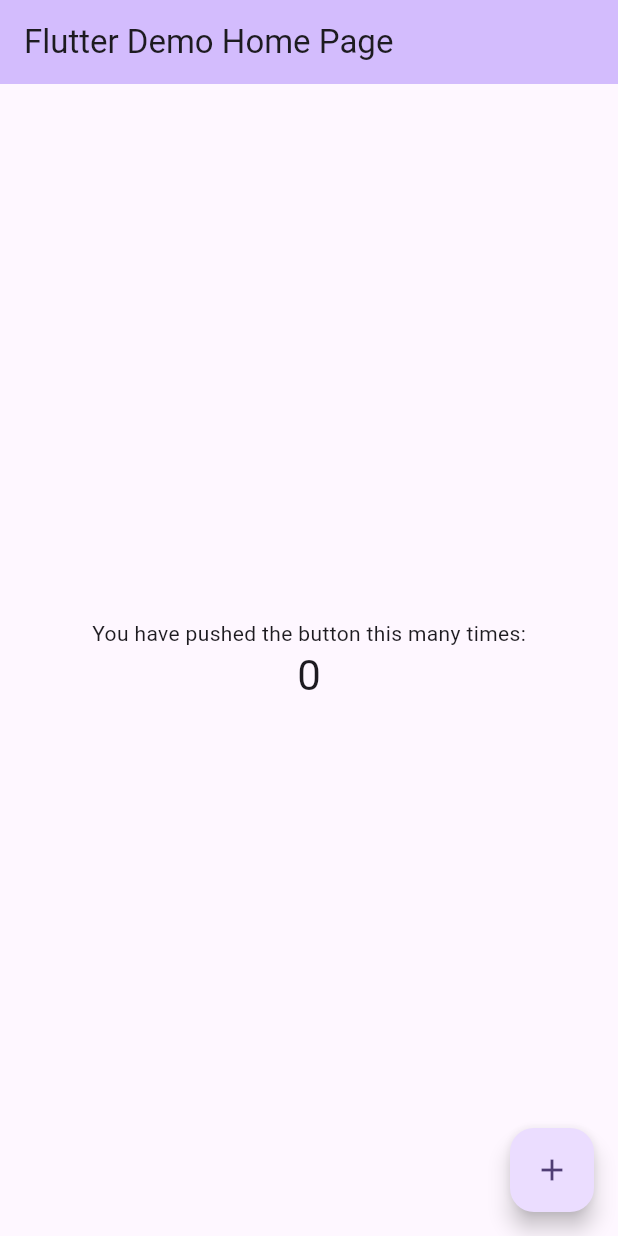
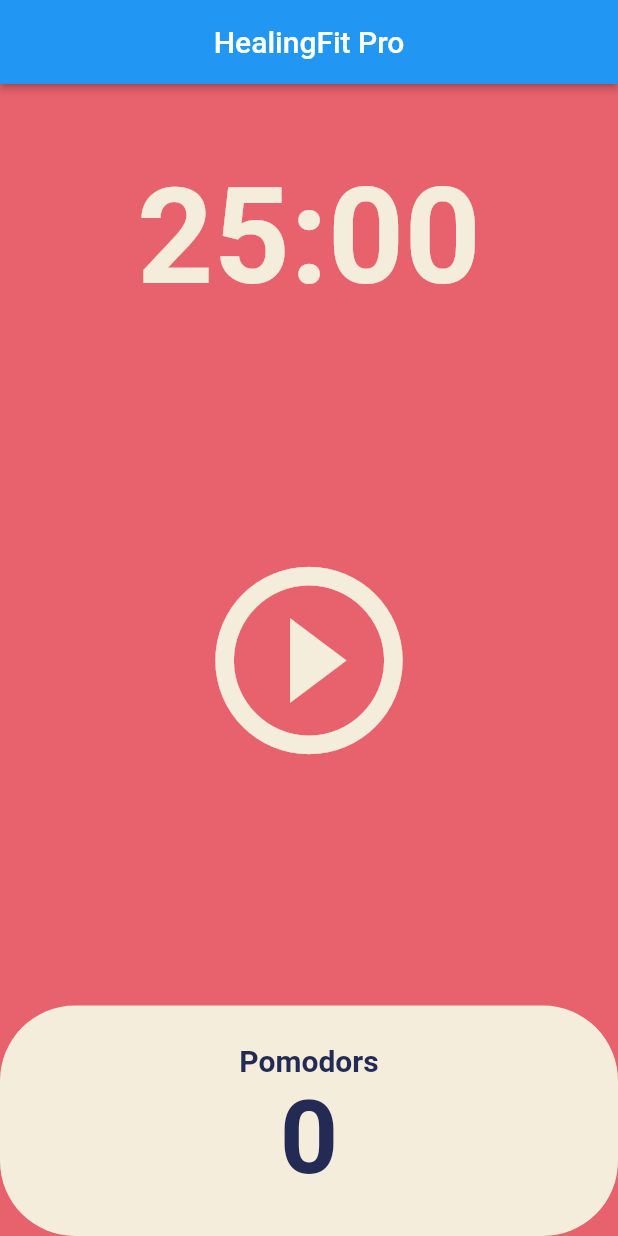
Before and after one commit to sjyunn/healingfitpro, a Flutter app: the screen it shows after launch, on a phone screen of 412 x 824 dp. Run offline on Flutter 3.47's test engine with Material 2 defaults, Android fonts, the phone set to English and light mode, and no system bars.

Commit message:
add move to other page

```diff
--- a/lib/main.dart
+++ b/lib/main.dart
@@ -1,125 +1,28 @@
 import 'package:flutter/material.dart';
+import 'package:hfitpro/screens/home_screen.dart';
 
 void main() {
-  runApp(const MyApp());
+  runApp(const App());
 }
 
-class MyApp extends StatelessWidget {
-  const MyApp({super.key});
+class App extends StatelessWidget {
+  const App({super.key});
 
-  // This widget is the root of your application.
   @override
   Widget build(BuildContext context) {
     return MaterialApp(
-      title: 'Flutter Demo',
       theme: ThemeData(
-        // This is the theme of your application.
-        //
-        // TRY THIS: Try running your application with "flutter run". You'll see
-        // the application has a blue toolbar. Then, without quitting the app,
-        // try changing the seedColor in the colorScheme below to Colors.green
-        // and then invoke "hot reload" (save your changes or press the "hot
-        // reload" button in a Flutter-supported IDE, or press "r" if you used
-        // the command line to start the app).
-        //
-        // Notice that the counter didn't reset back to zero; the application
-        // state is not lost during the reload. To reset the state, use hot
-        // restart instead.
-        //
-        // This works for code too, not just values: Most code changes can be
-        // tested with just a hot reload.
-        colorScheme: ColorScheme.fromSeed(seedColor: Colors.deepPurple),
-        useMaterial3: true,
+        colorScheme: ColorScheme.fromSwatch(
+          backgroundColor: const Color(0xFFE7626C),
+        ),
+        textTheme: const TextTheme(
+          displayLarge: TextStyle(
+            color: Color(0xFF232B55),
+          ),
+        ),
+        cardColor: const Color(0xFFF4EDDB),
       ),
-      home: const MyHomePage(title: 'Flutter Demo Home Page'),
+      home: const HomeScreen(),
     );
   }
 }
-
-class MyHomePage extends StatefulWidget {
-  const MyHomePage({super.key, required this.title});
-
-  // This widget is the home page of your application. It is stateful, meaning
-  // that it has a State object (defined below) that contains fields that affect
-  // how it looks.
-
-  // This class is the configuration for the state. It holds the values (in this
-  // case the title) provided by the parent (in this case the App widget) and
-  // used by the build method of the State. Fields in a Widget subclass are
-  // always marked "final".
-
-  final String title;
-
-  @override
-  State<MyHomePage> createState() => _MyHomePageState();
-}
-
-class _MyHomePageState extends State<MyHomePage> {
-  int _counter = 0;
-
-  void _incrementCounter() {
-    setState(() {
-      // This call to setState tells the Flutter framework that something has
-      // changed in this State, which causes it to rerun the build method below
-      // so that the display can reflect the updated values. If we changed
-      // _counter without calling setState(), then the build method would not be
-      // called again, and so nothing would appear to happen.
-      _counter++;
-    });
-  }
-
-  @override
-  Widget build(BuildContext context) {
-    // This method is rerun every time setState is called, for instance as done
-    // by the _incrementCounter method above.
-    //
-    // The Flutter framework has been optimized to make rerunning build methods
-    // fast, so that you can just rebuild anything that needs updating rather
-    // than having to individually change instances of widgets.
-    return Scaffold(
-      appBar: AppBar(
-        // TRY THIS: Try changing the color here to a specific color (to
-        // Colors.amber, perhaps?) and trigger a hot reload to see the AppBar
-        // change color while the other colors stay the same.
-        backgroundColor: Theme.of(context).colorScheme.inversePrimary,
-        // Here we take the value from the MyHomePage object that was created by
-        // the App.build method, and use it to set our appbar title.
-        title: Text(widget.title),
-      ),
-      body: Center(
-        // Center is a layout widget. It takes a single child and positions it
-        // in the middle of the parent.
-        child: Column(
-          // Column is also a layout widget. It takes a list of children and
-          // arranges them vertically. By default, it sizes itself to fit its
-          // children horizontally, and tries to be as tall as its parent.
-          //
-          // Column has various properties to control how it sizes itself and
-          // how it positions its children. Here we use mainAxisAlignment to
-          // center the children vertically; the main axis here is the vertical
-          // axis because Columns are vertical (the cross axis would be
-          // horizontal).
-          //
-          // TRY THIS: Invoke "debug painting" (choose the "Toggle Debug Paint"
-          // action in the IDE, or press "p" in the console), to see the
-          // wireframe for each widget.
-          mainAxisAlignment: MainAxisAlignment.center,
-          children: <Widget>[
-            const Text(
-              'You have pushed the button this many times:',
-            ),
-            Text(
-              '$_counter',
-              style: Theme.of(context).textTheme.headlineMedium,
-            ),
-          ],
-        ),
-      ),
-      floatingActionButton: FloatingActionButton(
-        onPressed: _incrementCounter,
-        tooltip: 'Increment',
-        child: const Icon(Icons.add),
-      ), // This trailing comma makes auto-formatting nicer for build methods.
-    );
-  }
-}
--- /dev/null
+++ b/lib/screens/home_screen.dart
@@ -0,0 +1,235 @@
+import 'dart:async';
+
+import 'package:flutter/material.dart';
+import 'package:hfitpro/screens/mode_screen.dart';
+import 'package:hfitpro/screens/time_screen.dart';
+import 'package:hfitpro/screens/strength_screen.dart';
+import 'package:hfitpro/screens/volumn_screen.dart';
+import 'package:hfitpro/screens/music_screen.dart';
+
+class HomeScreen extends StatefulWidget {
+  const HomeScreen({super.key});
+
+  @override
+  State<HomeScreen> createState() => _HomeScreenState();
+}
+
+class _HomeScreenState extends State<HomeScreen> {
+  static const twentyFiveMinutes = 1500;
+  int totalSeconds = twentyFiveMinutes;
+  bool isRunning = false;
+  int totalPomodoros = 0;
+  late Timer timer;
+
+  void onTick(Timer timer) {
+    if (totalSeconds == 0) {
+      setState(() {
+        totalPomodoros = totalPomodoros + 1;
+        isRunning = false;
+        totalSeconds = twentyFiveMinutes;
+      });
+      timer.cancel();
+    } else {
+      setState(() {
+        totalSeconds = totalSeconds - 1;
+      });
+    }
+  }
+
+  void onStartPressed() {
+    timer = Timer.periodic(
+      const Duration(seconds: 1),
+      onTick,
+    );
+    setState(() {
+      isRunning = true;
+    });
+  }
+
+  void onPausePressed() {
+    timer.cancel();
+    setState(() {
+      isRunning = false;
+    });
+  }
+
+  void onStopPressed() {
+    timer.cancel();
+    setState(() {
+      isRunning = false;
+      totalSeconds = twentyFiveMinutes;
+    });
+  }
+
+  void modeChangePressed() {
+    Navigator.push(
+      context,
+      MaterialPageRoute(builder: (context) => const ModeChange()),
+    );
+  }
+
+  void timeChangePressed() {
+    Navigator.push(
+      context,
+      MaterialPageRoute(builder: (context) => const TimeChange()),
+    );
+  }
+
+  void strengthChangePressed() {
+    Navigator.push(
+      context,
+      MaterialPageRoute(builder: (context) => const StrengthChange()),
+    );
+  }
+
+  void volumnChangePressed() {
+    Navigator.push(
+      context,
+      MaterialPageRoute(builder: (context) => const VolumnChange()),
+    );
+  }
+
+  void musicChangePressed() {
+    Navigator.push(
+      context,
+      MaterialPageRoute(builder: (context) => const MusicChange()),
+    );
+  }
+
+  String format(int seconds) {
+    var duration = Duration(seconds: seconds);
+    return duration.toString().split(".").first.substring(2, 7);
+  }
+
+  @override
+  Widget build(BuildContext context) {
+    return Scaffold(
+      backgroundColor: Theme.of(context).colorScheme.background,
+      appBar: AppBar(
+        backgroundColor: Theme.of(context).colorScheme.primary,
+        title: const Text('HealingFit Pro'),
+        centerTitle: true,
+        elevation: 2,
+      ),
+      body: Column(
+        children: [
+          Flexible(
+            flex: 1,
+            child: Container(
+              alignment: Alignment.bottomCenter,
+              child: Text(
+                format(totalSeconds),
+                style: TextStyle(
+                  color: Theme.of(context).cardColor,
+                  fontSize: 89,
+                  fontWeight: FontWeight.w600,
+                ),
+              ),
+            ),
+          ),
+          Flexible(
+            flex: 3,
+            child: isRunning
+                ? Column(
+                    mainAxisAlignment: MainAxisAlignment.spaceEvenly,
+                    children: [
+                      Center(
+                        child: IconButton(
+                          iconSize: 150,
+                          color: Theme.of(context).cardColor,
+                          onPressed: onStopPressed,
+                          icon: const Icon(Icons.stop_circle_outlined),
+                        ),
+                      ),
+                      Center(
+                        child: Row(
+                          mainAxisAlignment: MainAxisAlignment.center,
+                          children: [
+                            IconButton(
+                              iconSize: 60,
+                              color: Theme.of(context).cardColor,
+                              onPressed: modeChangePressed,
+                              icon:
+                                  const Icon(Icons.airline_seat_recline_normal),
+                            ),
+                            IconButton(
+                              iconSize: 60,
+                              color: Theme.of(context).cardColor,
+                              onPressed: timeChangePressed,
+                              icon: const Icon(Icons.access_time),
+                            ),
+                            IconButton(
+                              iconSize: 60,
+                              color: Theme.of(context).cardColor,
+                              onPressed: strengthChangePressed,
+                              icon: const Icon(Icons.bolt_rounded),
+                            ),
+                            IconButton(
+                              iconSize: 60,
+                              color: Theme.of(context).cardColor,
+                              onPressed: volumnChangePressed,
+                              icon: const Icon(Icons.volume_up_outlined),
+                            ),
+                            IconButton(
+                              iconSize: 60,
+                              color: Theme.of(context).cardColor,
+                              onPressed: musicChangePressed,
+                              icon: const Icon(Icons.library_music_outlined),
+                            ),
+                          ],
+                        ),
+                      ),
+                    ],
+                  )
+                : Center(
+                    child: IconButton(
+                      iconSize: 150,
+                      color: Theme.of(context).cardColor,
+                      onPressed: onStartPressed,
+                      icon: const Icon(Icons.play_circle_outline),
+                    ),
+                  ),
+          ),
+          Flexible(
+            flex: 1,
+            child: Row(
+              children: [
+                Expanded(
+                  child: Container(
+                    decoration: BoxDecoration(
+                      color: Theme.of(context).cardColor,
+                      borderRadius: BorderRadius.circular(50),
+                    ),
+                    child: Column(
+                      mainAxisAlignment: MainAxisAlignment.center,
+                      children: [
+                        Text(
+                          'Pomodors',
+                          style: TextStyle(
+                            fontSize: 20,
+                            fontWeight: FontWeight.w600,
+                            color:
+                                Theme.of(context).textTheme.displayLarge!.color,
+                          ),
+                        ),
+                        Text(
+                          '$totalPomodoros',
+                          style: TextStyle(
+                            fontSize: 68,
+                            fontWeight: FontWeight.w600,
+                            color:
+                                Theme.of(context).textTheme.displayLarge!.color,
+                          ),
+                        ),
+                      ],
+                    ),
+                  ),
+                ),
+              ],
+            ),
+          ),
+        ],
+      ),
+    );
+  }
+}
```
Also changed, not shown: lib/screens/mode_screen.dart (added, +17 -0 lines), lib/screens/music_screen.dart (added, +17 -0 lines), lib/screens/strength_screen.dart (added, +17 -0 lines), lib/screens/time_screen.dart (added, +17 -0 lines), lib/screens/volumn_screen.dart (added, +17 -0 lines).
